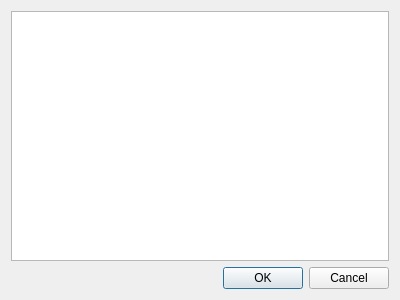
This is src/pluginmanagerdialog.ui in 0xd34df00d/leechcraft as Qt 5 draws it before an edit. The edited form follows.
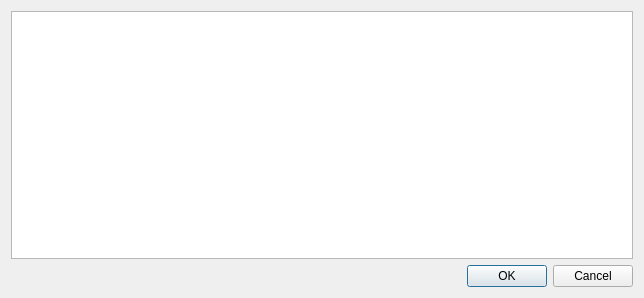
This is the edited form. Icons and pictures are not drawn.

Commit message: Core: Show filename in plugin manager.

What changed in the file:
```diff
--- a/src/pluginmanagerdialog.ui
+++ b/src/pluginmanagerdialog.ui
@@ -1,12 +1,12 @@
 <ui version="4.0" >
  <class>PluginManagerDialog</class>
- <widget class="QDialog" name="PluginManagerDialog" >
-  <property name="geometry" >
+ <widget class="QDialog" name="PluginManagerDialog">
+  <property name="geometry">
    <rect>
     <x>0</x>
     <y>0</y>
-    <width>400</width>
-    <height>300</height>
+    <width>644</width>
+    <height>298</height>
    </rect>
   </property>
   <property name="windowTitle" >
@@ -40,12 +40,24 @@
      <property name="sortingEnabled" >
       <bool>true</bool>
      </property>
-     <property name="headerHidden" >
-      <bool>true</bool>
+     <property name="headerHidden">
+      <bool>false</bool>
      </property>
      <property name="expandsOnDoubleClick" >
       <bool>false</bool>
      </property>
+     <attribute name="headerVisible">
+      <bool>true</bool>
+     </attribute>
+     <attribute name="headerDefaultSectionSize">
+      <number>150</number>
+     </attribute>
+     <attribute name="headerDefaultSectionSize">
+      <number>150</number>
+     </attribute>
+     <attribute name="headerVisible">
+      <bool>true</bool>
+     </attribute>
     </widget>
    </item>
    <item>
```
Left out of the diff: 43 changed lines with no effect on the pictures. The commit also changes 2 other files.
